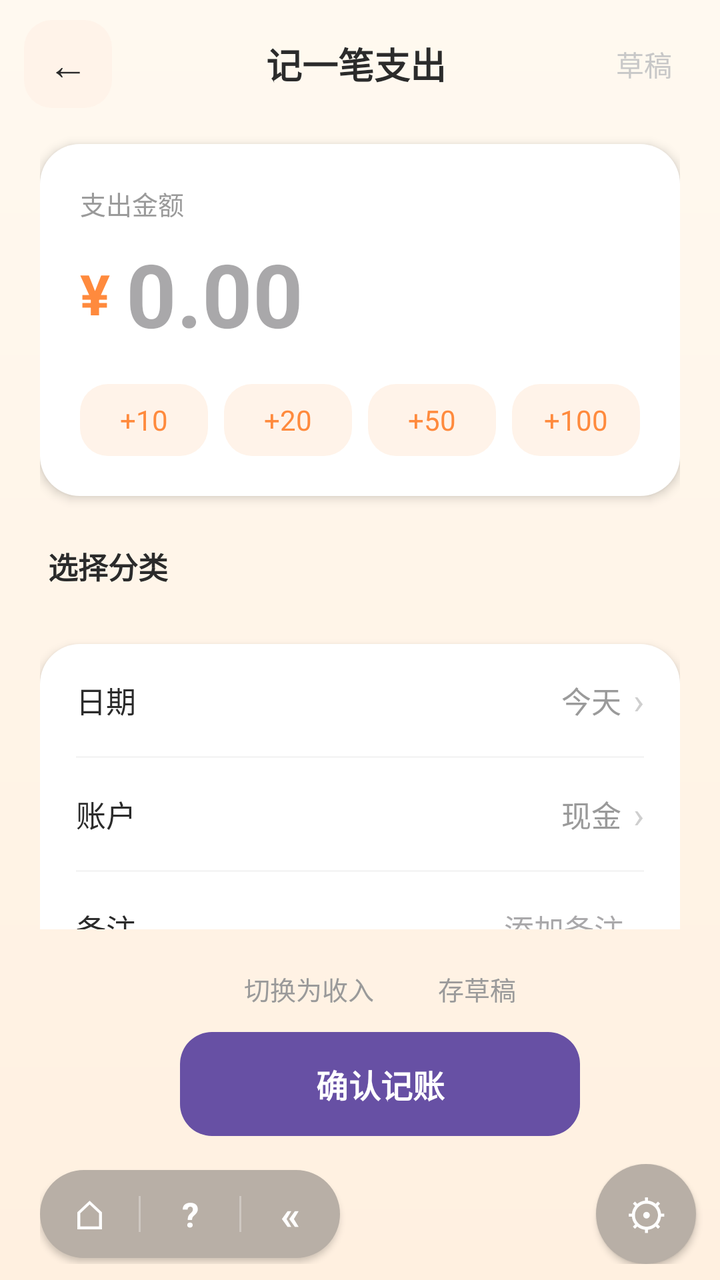
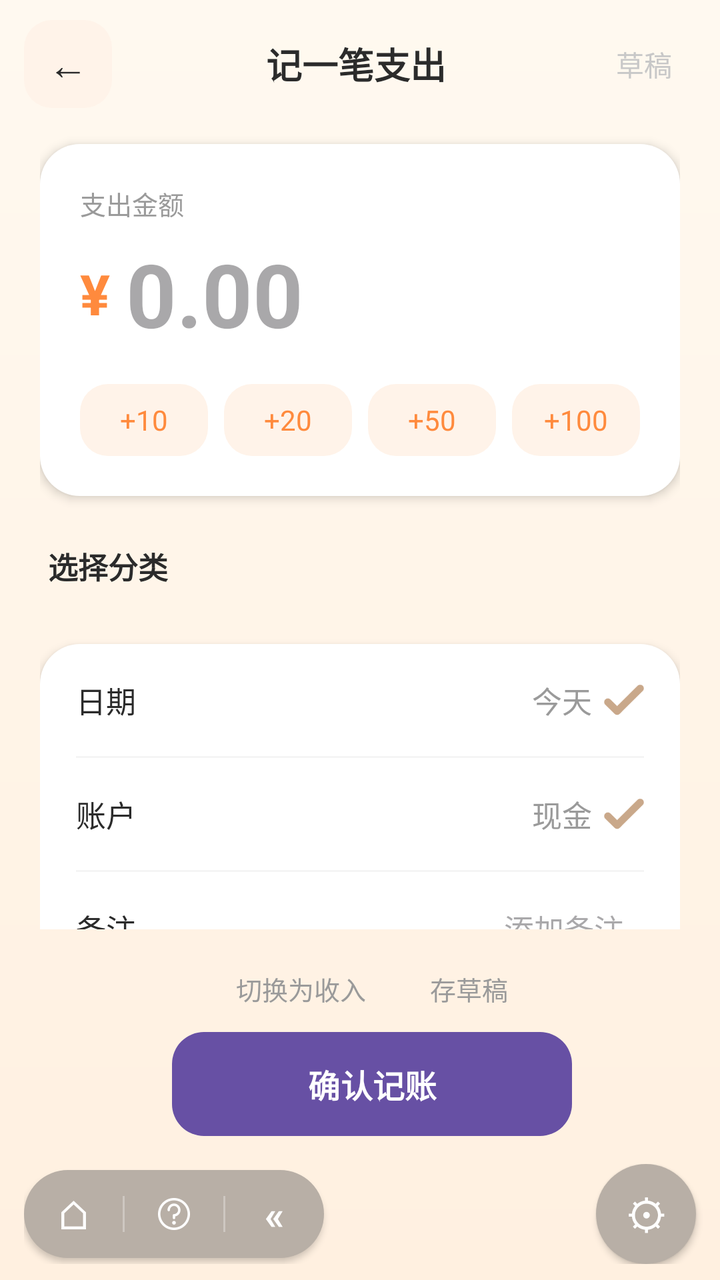

Two renders of the same Android screen: before a commit and after it. Below are the layout's source before the change and the commit's diff.
<!-- AndroidManifest.xml: application theme Theme.Androiddeveloptest -->
<!-- res/layout/activity_add_record.xml -->
<?xml version="1.0" encoding="utf-8"?>
<LinearLayout xmlns:android="http://schemas.android.com/apk/res/android"
    android:layout_width="match_parent"
    android:layout_height="match_parent"
    android:background="@drawable/bg_gradient"
    android:orientation="vertical">

    
    <LinearLayout
        android:layout_width="match_parent"
        android:layout_height="64dp"
        android:gravity="center_vertical"
        android:orientation="horizontal"
        android:paddingStart="12dp"
        android:paddingEnd="16dp">

        <TextView
            android:id="@+id/btnBack"
            android:layout_width="44dp"
            android:layout_height="44dp"
            android:background="@drawable/bg_chip"
            android:gravity="center"
            android:text="←"
            android:textColor="#2B2B2B"
            android:textSize="20sp" />

        <TextView
            android:id="@+id/tvTitle"
            android:layout_width="0dp"
            android:layout_height="wrap_content"
            android:layout_weight="1"
            android:gravity="center"
            android:text="记一笔支出"
            android:textColor="#2B2B2B"
            android:textSize="18sp"
            android:textStyle="bold" />

        <TextView
            android:id="@+id/btnDraft"
            android:layout_width="wrap_content"
            android:layout_height="wrap_content"
            android:padding="8dp"
            android:text="草稿"
            android:textColor="#C8C8C8"
            android:textSize="14sp" />
    </LinearLayout>

    
    <ScrollView
        android:id="@+id/scrollRoot"
        android:layout_width="match_parent"
        android:layout_height="0dp"
        android:layout_weight="1"
        android:fillViewport="true"
        android:scrollbars="none">

        <LinearLayout
            android:layout_width="match_parent"
            android:layout_height="wrap_content"
            android:orientation="vertical"
            android:paddingStart="20dp"
            android:paddingEnd="20dp">

            
            <LinearLayout
                android:layout_width="match_parent"
                android:layout_height="wrap_content"
                android:layout_marginTop="8dp"
                android:background="@drawable/bg_card_white"
                android:elevation="3dp"
                android:orientation="vertical"
                android:padding="20dp">

                <TextView
                    android:layout_width="wrap_content"
                    android:layout_height="wrap_content"
                    android:text="支出金额"
                    android:textColor="#9A9A9A"
                    android:textSize="13sp" />

                <LinearLayout
                    android:layout_width="match_parent"
                    android:layout_height="wrap_content"
                    android:layout_marginTop="6dp"
                    android:gravity="center_vertical"
                    android:orientation="horizontal">

                    <TextView
                        android:id="@+id/tvCurrency"
                        android:layout_width="wrap_content"
                        android:layout_height="wrap_content"
                        android:layout_marginEnd="8dp"
                        android:text="¥"
                        android:textColor="#FF8A3D"
                        android:textSize="28sp"
                        android:textStyle="bold" />

                    <EditText
                        android:id="@+id/etAmount"
                        android:layout_width="0dp"
                        android:layout_height="wrap_content"
                        android:layout_weight="1"
                        android:background="@null"
                        android:hint="0.00"
                        android:inputType="numberDecimal"
                        android:maxLength="10"
                        android:textColor="#2B2B2B"
                        android:textSize="44sp"
                        android:textStyle="bold" />

                    <TextView
                        android:id="@+id/btnClear"
                        android:layout_width="32dp"
                        android:layout_height="32dp"
                        android:layout_marginStart="8dp"
                        android:background="@drawable/bg_chip"
                        android:gravity="center"
                        android:text="×"
                        android:textColor="#B0B0B0"
                        android:textSize="18sp"
                        android:visibility="gone" />
                </LinearLayout>

                
                <LinearLayout
                    android:layout_width="match_parent"
                    android:layout_height="wrap_content"
                    android:layout_marginTop="16dp"
                    android:orientation="horizontal">

                    <TextView
                        android:id="@+id/chip10"
                        android:layout_width="0dp"
                        android:layout_height="36dp"
                        android:layout_marginEnd="8dp"
                        android:layout_weight="1"
                        android:background="@drawable/bg_chip"
                        android:gravity="center"
                        android:text="+10"
                        android:textColor="#FF8A3D"
                        android:textSize="14sp" />

                    <TextView
                        android:id="@+id/chip20"
                        android:layout_width="0dp"
                        android:layout_height="36dp"
                        android:layout_marginEnd="8dp"
                        android:layout_weight="1"
                        android:background="@drawable/bg_chip"
                        android:gravity="center"
                        android:text="+20"
                        android:textColor="#FF8A3D"
                        android:textSize="14sp" />

                    <TextView
                        android:id="@+id/chip50"
                        android:layout_width="0dp"
                        android:layout_height="36dp"
                        android:layout_marginEnd="8dp"
                        android:layout_weight="1"
                        android:background="@drawable/bg_chip"
                        android:gravity="center"
                        android:text="+50"
                        android:textColor="#FF8A3D"
                        android:textSize="14sp" />

                    <TextView
                        android:id="@+id/chip100"
                        android:layout_width="0dp"
                        android:layout_height="36dp"
                        android:layout_weight="1"
                        android:background="@drawable/bg_chip"
                        android:gravity="center"
                        android:text="+100"
                        android:textColor="#FF8A3D"
                        android:textSize="14sp" />
                </LinearLayout>
            </LinearLayout>

            
            <TextView
                android:layout_width="wrap_content"
                android:layout_height="wrap_content"
                android:layout_marginTop="24dp"
                android:layout_marginStart="4dp"
                android:text="选择分类"
                android:textColor="#2B2B2B"
                android:textSize="15sp"
                android:textStyle="bold" />

            
            <GridLayout
                android:id="@+id/gridCategory"
                android:layout_width="match_parent"
                android:layout_height="wrap_content"
                android:layout_marginTop="8dp"
                android:columnCount="4"
                android:rowCount="2" />

            
            <LinearLayout
                android:layout_width="match_parent"
                android:layout_height="wrap_content"
                android:layout_marginTop="20dp"
                android:background="@drawable/bg_card_white"
                android:elevation="3dp"
                android:orientation="vertical"
                android:paddingStart="18dp"
                android:paddingEnd="18dp">

                
                <LinearLayout
                    android:id="@+id/rowDate"
                    android:layout_width="match_parent"
                    android:layout_height="56dp"
                    android:gravity="center_vertical"
                    android:orientation="horizontal">

                    <TextView
                        android:layout_width="wrap_content"
                        android:layout_height="wrap_content"
                        android:text="日期"
                        android:textColor="#2B2B2B"
                        android:textSize="15sp" />

                    <TextView
                        android:id="@+id/tvDate"
                        android:layout_width="0dp"
                        android:layout_height="wrap_content"
                        android:layout_weight="1"
                        android:gravity="end"
                        android:text="今天"
                        android:textColor="#9A9A9A"
                        android:textSize="15sp" />

                    <TextView
                        android:layout_width="wrap_content"
                        android:layout_height="wrap_content"
                        android:layout_marginStart="6dp"
                        android:text="›"
                        android:textColor="#CFCFCF"
                        android:textSize="18sp" />
                </LinearLayout>

                <View
                    android:layout_width="match_parent"
                    android:layout_height="1dp"
                    android:background="#F5F5F5" />

                
                <LinearLayout
                    android:id="@+id/rowAccount"
                    android:layout_width="match_parent"
                    android:layout_height="56dp"
                    android:gravity="center_vertical"
                    android:orientation="horizontal">

                    <TextView
                        android:layout_width="wrap_content"
                        android:layout_height="wrap_content"
                        android:text="账户"
                        android:textColor="#2B2B2B"
                        android:textSize="15sp" />

                    <TextView
                        android:id="@+id/tvAccount"
                        android:layout_width="0dp"
                        android:layout_height="wrap_content"
                        android:layout_weight="1"
                        android:gravity="end"
                        android:text="现金"
                        android:textColor="#9A9A9A"
                        android:textSize="15sp" />

                    <TextView
                        android:layout_width="wrap_content"
                        android:layout_height="wrap_content"
                        android:layout_marginStart="6dp"
                        android:text="›"
                        android:textColor="#CFCFCF"
                        android:textSize="18sp" />
                </LinearLayout>

                <View
                    android:layout_width="match_parent"
                    android:layout_height="1dp"
                    android:background="#F5F5F5" />

                
                <LinearLayout
                    android:layout_width="match_parent"
                    android:layout_height="56dp"
                    android:gravity="center_vertical"
                    android:orientation="horizontal">

                    <TextView
                        android:layout_width="wrap_content"
                        android:layout_height="wrap_content"
                        android:text="备注"
                        android:textColor="#2B2B2B"
                        android:textSize="15sp" />

                    <EditText
                        android:id="@+id/etNote"
                        android:layout_width="0dp"
                        android:layout_height="match_parent"
                        android:layout_weight="1"
                        android:background="@null"
                        android:gravity="end|center_vertical"
                        android:hint="添加备注…"
                        android:inputType="text"
                        android:maxLength="50"
                        android:textColor="#2B2B2B"
                        android:textSize="15sp" />
                </LinearLayout>
            </LinearLayout>

            <View
                android:layout_width="match_parent"
                android:layout_height="20dp" />
        </LinearLayout>
    </ScrollView>

    
    <LinearLayout
        android:layout_width="match_parent"
        android:layout_height="wrap_content"
        android:orientation="vertical"
        android:paddingStart="20dp"
        android:paddingTop="12dp"
        android:paddingEnd="0dp"
        android:paddingBottom="8dp">

        <LinearLayout
            android:layout_width="match_parent"
            android:layout_height="wrap_content"
            android:gravity="center"
            android:orientation="horizontal">

            <TextView
                android:id="@+id/btnSwitchType"
                android:layout_width="wrap_content"
                android:layout_height="wrap_content"
                android:padding="8dp"
                android:text="切换为收入"
                android:textColor="#9A9A9A"
                android:textSize="13sp" />

            <TextView
                android:id="@+id/btnToolDraft"
                android:layout_width="wrap_content"
                android:layout_height="wrap_content"
                android:layout_marginStart="16dp"
                android:padding="8dp"
                android:text="存草稿"
                android:textColor="#9A9A9A"
                android:textSize="13sp" />
        </LinearLayout>

        <Button
            android:id="@+id/btnSave"
            android:layout_width="200dp"
            android:layout_height="52dp"
            android:layout_gravity="center_horizontal"
            android:layout_marginTop="4dp"
            android:background="@drawable/bg_btn_primary"
            android:text="确认记账"
            android:textColor="#FFFFFF"
            android:textSize="16sp"
            android:textStyle="bold" />

        <LinearLayout
            android:layout_width="match_parent"
            android:layout_height="wrap_content"
            android:layout_marginTop="14dp"
            android:gravity="center_vertical"
            android:orientation="horizontal">

            <LinearLayout
                android:layout_width="150dp"
                android:layout_height="44dp"
                android:background="@drawable/bg_toolbar"
                android:elevation="2dp"
                android:gravity="center_vertical"
                android:orientation="horizontal">

                <TextView
                    android:id="@+id/toolHome"
                    android:layout_width="0dp"
                    android:layout_height="match_parent"
                    android:layout_weight="1"
                    android:background="@drawable/bg_toolbar_item"
                    android:gravity="center"
                    android:text="⌂"
                    android:textColor="#FFFFFF"
                    android:textSize="20sp" />

                <View
                    android:layout_width="1dp"
                    android:layout_height="18dp"
                    android:background="#4DFFFFFF" />

                <TextView
                    android:id="@+id/toolHelp"
                    android:layout_width="0dp"
                    android:layout_height="match_parent"
                    android:layout_weight="1"
                    android:background="@drawable/bg_toolbar_item"
                    android:gravity="center"
                    android:text="?"
                    android:textColor="#FFFFFF"
                    android:textSize="17sp"
                    android:textStyle="bold" />

                <View
                    android:layout_width="1dp"
                    android:layout_height="18dp"
                    android:background="#4DFFFFFF" />

                <TextView
                    android:id="@+id/toolBack"
                    android:layout_width="0dp"
                    android:layout_height="match_parent"
                    android:layout_weight="1"
                    android:background="@drawable/bg_toolbar_item"
                    android:gravity="center"
                    android:text="«"
                    android:textColor="#FFFFFF"
                    android:textSize="20sp"
                    android:textStyle="bold" />
            </LinearLayout>

            <Space
                android:layout_width="0dp"
                android:layout_height="1dp"
                android:layout_weight="1" />

            <TextView
                android:id="@+id/btnSettings"
                android:layout_width="50dp"
                android:layout_height="50dp"
                android:layout_marginEnd="12dp"
                android:background="@drawable/bg_toolbar"
                android:elevation="2dp"
                android:gravity="center"
                android:text="⚙"
                android:textColor="#FFFFFF"
                android:textSize="21sp" />
        </LinearLayout>
    </LinearLayout>

</LinearLayout>
<!-- resources referenced by this layout -->
<resources>
  <!-- drawable bg_btn_primary (drawable) -->
  <?xml version="1.0" encoding="utf-8"?>
  <shape xmlns:android="http://schemas.android.com/apk/res/android"
      android:shape="rectangle">
      <solid android:color="#FF8A3D" />
      <corners android:radius="16dp" />
  </shape>
  <!-- drawable bg_card_white (drawable) -->
  <?xml version="1.0" encoding="utf-8"?>
  <shape xmlns:android="http://schemas.android.com/apk/res/android"
      android:shape="rectangle">
      <solid android:color="#FFFFFF" />
      <corners android:radius="20dp" />
  </shape>
  <!-- drawable bg_chip (drawable) -->
  <?xml version="1.0" encoding="utf-8"?>
  <shape xmlns:android="http://schemas.android.com/apk/res/android"
      android:shape="rectangle">
      <solid android:color="#FFF3E9" />
      <corners android:radius="14dp" />
  </shape>
  <!-- drawable bg_gradient (drawable) -->
  <?xml version="1.0" encoding="utf-8"?>
  <shape xmlns:android="http://schemas.android.com/apk/res/android"
      android:shape="rectangle">
      <gradient
          android:angle="270"
          android:endColor="#FFF0E0"
          android:startColor="#FFF9F0"
          android:type="linear" />
  </shape>
  <!-- drawable bg_toolbar (drawable) -->
  <?xml version="1.0" encoding="utf-8"?>
  <shape xmlns:android="http://schemas.android.com/apk/res/android"
      android:shape="rectangle">
      <solid android:color="#B8AFA6" />
      <corners android:radius="28dp" />
  </shape>
  <!-- drawable bg_toolbar_item (drawable) -->
  <?xml version="1.0" encoding="utf-8"?>
  <selector xmlns:android="http://schemas.android.com/apk/res/android">
      <item android:state_pressed="true">
          <shape android:shape="oval">
              <solid android:color="#1AFFFFFF" />
          </shape>
      </item>
      <item>
          <shape android:shape="oval">
              <solid android:color="#00FFFFFF" />
          </shape>
      </item>
  </selector>
  <style name="Theme.Androiddeveloptest" parent="Base.Theme.Androiddeveloptest" />
  <style name="Base.Theme.Androiddeveloptest" parent="Theme.Material3.DayNight.NoActionBar">
          
          
      </style>
</resources>

<!-- the commit's change to res/layout/activity_add_record.xml (unified diff, before → after) -->
@@ -1,5 +1,6 @@
 <?xml version="1.0" encoding="utf-8"?>
 <LinearLayout xmlns:android="http://schemas.android.com/apk/res/android"
+    xmlns:app="http://schemas.android.com/apk/res-auto"
     android:layout_width="match_parent"
     android:layout_height="match_parent"
     android:background="@drawable/bg_gradient"
@@ -108,17 +109,18 @@
                         android:textSize="44sp"
                         android:textStyle="bold" />
 
-                    <TextView
+                    <ImageView
                         android:id="@+id/btnClear"
                         android:layout_width="32dp"
                         android:layout_height="32dp"
                         android:layout_marginStart="8dp"
                         android:background="@drawable/bg_chip"
-                        android:gravity="center"
-                        android:text="×"
-                        android:textColor="#B0B0B0"
-                        android:textSize="18sp"
-                        android:visibility="gone" />
+                        android:contentDescription="清空金额"
+                        android:padding="8dp"
+                        android:scaleType="fitCenter"
+                        android:src="@drawable/ic_action_clear"
+                        android:visibility="gone"
+                        app:tint="#B0B0B0" />
                 </LinearLayout>
 
                 
@@ -233,13 +235,13 @@
                         android:textColor="#9A9A9A"
                         android:textSize="15sp" />
 
-                    <TextView
-                        android:layout_width="wrap_content"
-                        android:layout_height="wrap_content"
+                    <ImageView
+                        android:layout_width="20dp"
+                        android:layout_height="20dp"
                         android:layout_marginStart="6dp"
-                        android:text="›"
-                        android:textColor="#CFCFCF"
-                        android:textSize="18sp" />
+                        android:contentDescription="选择日期"
+                        android:src="@drawable/ic_action_calendar"
+                        app:tint="#C9A88A" />
                 </LinearLayout>
 
                 <View
@@ -272,13 +274,13 @@
                         android:textColor="#9A9A9A"
                         android:textSize="15sp" />
 
-                    <TextView
-                        android:layout_width="wrap_content"
-                        android:layout_height="wrap_content"
+                    <ImageView
+                        android:layout_width="20dp"
+                        android:layout_height="20dp"
                         android:layout_marginStart="6dp"
-                        android:text="›"
-                        android:textColor="#CFCFCF"
-                        android:textSize="18sp" />
+                        android:contentDescription="选择日期"
+                        android:src="@drawable/ic_action_calendar"
+                        app:tint="#C9A88A" />
                 </LinearLayout>
 
                 <View
@@ -326,7 +328,7 @@
         android:layout_width="match_parent"
         android:layout_height="wrap_content"
         android:orientation="vertical"
-        android:paddingStart="20dp"
+        android:paddingStart="12dp"
         android:paddingTop="12dp"
         android:paddingEnd="0dp"
         android:paddingBottom="8dp">
@@ -400,17 +402,17 @@
                     android:layout_height="18dp"
                     android:background="#4DFFFFFF" />
 
-                <TextView
+                <ImageView
                     android:id="@+id/toolHelp"
                     android:layout_width="0dp"
                     android:layout_height="match_parent"
                     android:layout_weight="1"
                     android:background="@drawable/bg_toolbar_item"
-                    android:gravity="center"
-                    android:text="?"
-                    android:textColor="#FFFFFF"
-                    android:textSize="17sp"
-                    android:textStyle="bold" />
+                    android:contentDescription="帮助"
+                    android:padding="14dp"
+                    android:scaleType="fitCenter"
+                    android:src="@drawable/ic_action_help"
+                    app:tint="#FFFFFF" />
 
                 <View
                     android:layout_width="1dp"
<!-- resource entries referenced after the edit -->
@@ -52,6 +52,9 @@
           </shape>
       </item>
   </selector>
+  <!-- drawable ic_action_calendar: png bitmap (drawable, 1645 bytes) -->
+  <!-- drawable ic_action_clear: png bitmap (drawable, 4606 bytes) -->
+  <!-- drawable ic_action_help: png bitmap (drawable, 3934 bytes) -->
   <style name="Theme.Androiddeveloptest" parent="Base.Theme.Androiddeveloptest" />
   <style name="Base.Theme.Androiddeveloptest" parent="Theme.Material3.DayNight.NoActionBar">
           
